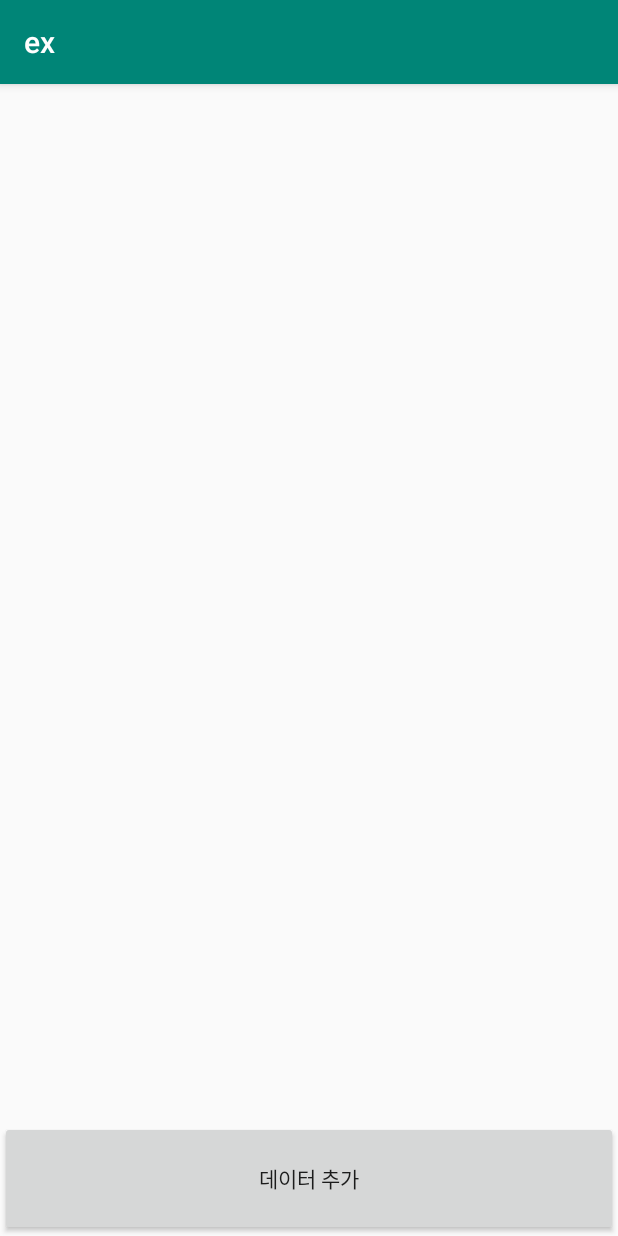
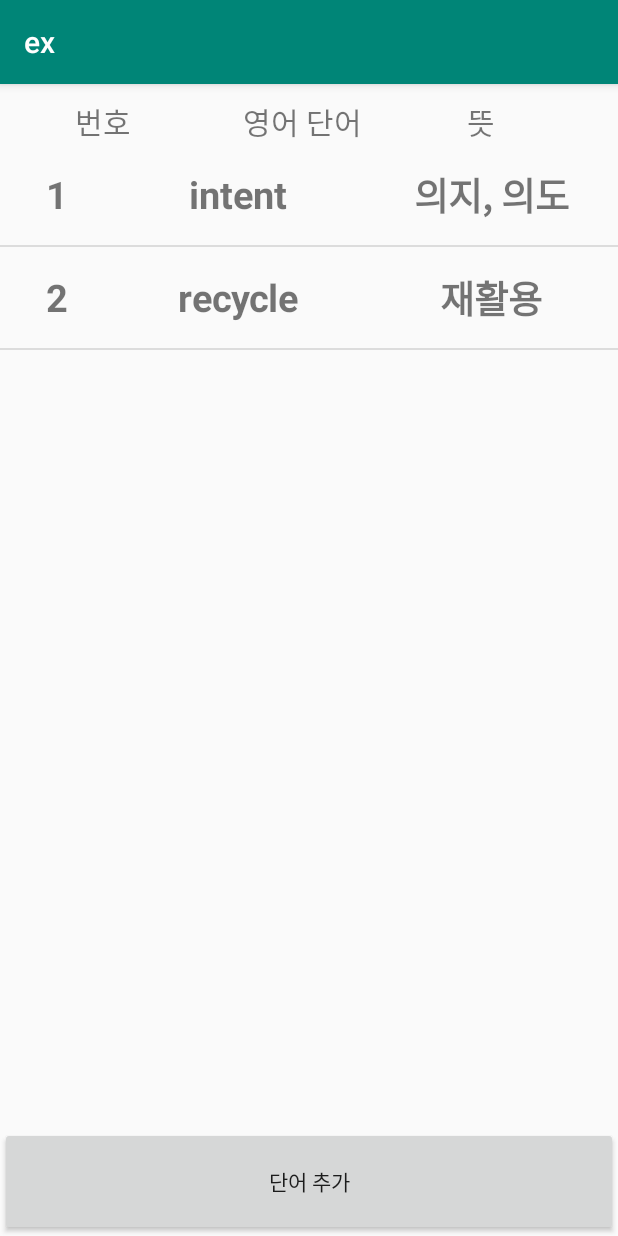
Before and after one commit to jungeun960/ex, an Android app: the RecycleView2Activity screen opened directly, with no data from a screen before it, on a phone screen of 412 x 824 dp. Run offline under Robolectric (Android 15) with nearby library versions, the phone set to English and light mode, and no system bars.

Commit message:
안드로이드 3주차 최종

```diff
--- a/app/src/main/java/com/example/ex/RecycleView2Activity.java
+++ b/app/src/main/java/com/example/ex/RecycleView2Activity.java
@@ -44,6 +44,11 @@ public class RecycleView2Activity extends AppCompatActivity {
         mAdapter = new CustomAdapter(this, mArrayList);
         mRecyclerView.setAdapter(mAdapter);
 
+        Dictionary dict1 = new Dictionary("1","intent","의지, 의도");
+        Dictionary dict2 = new Dictionary("2","recycle","재활용");
+        mArrayList.add(dict1);
+        mArrayList.add(dict2);
+        mAdapter.notifyDataSetChanged();
 
         DividerItemDecoration dividerItemDecoration = new DividerItemDecoration(mRecyclerView.getContext(),
                 mLinearLayoutManager.getOrientation());
--- a/app/src/main/res/layout/activity_main2.xml
+++ b/app/src/main/res/layout/activity_main2.xml
@@ -58,7 +58,7 @@
             android:id="@+id/button7"
             android:layout_width="match_parent"
             android:layout_height="wrap_content"
-            android:text="리사이클러뷰 연습2" />
+            android:text="단어장 만들기" />
     </LinearLayout>
 
 </androidx.constraintlayout.widget.ConstraintLayout>
--- a/app/src/main/res/layout/activity_recycle_view2.xml
+++ b/app/src/main/res/layout/activity_recycle_view2.xml
@@ -13,15 +13,16 @@
         android:id="@+id/recyclerview_main_list"
         android:layout_width="match_parent"
         android:layout_height="0dp"
-        app:layout_constraintVertical_weight="9"
-        app:layout_constraintLeft_toLeftOf="parent"
-        app:layout_constraintRight_toRightOf="parent"
-        app:layout_constraintTop_toTopOf="parent"
-        app:layout_constraintBottom_toTopOf="@id/button_main_insert"
         android:scrollbarFadeDuration="0"
         android:scrollbarSize="5dp"
         android:scrollbarThumbVertical="@android:color/darker_gray"
-        android:scrollbars="vertical"/>
+        android:scrollbars="vertical"
+        app:layout_constraintBottom_toTopOf="@id/button_main_insert"
+        app:layout_constraintHorizontal_bias="0.0"
+        app:layout_constraintLeft_toLeftOf="parent"
+        app:layout_constraintRight_toRightOf="parent"
+        app:layout_constraintTop_toBottomOf="@+id/textView3"
+        app:layout_constraintVertical_weight="9" />
 
     <Button
         android:id="@+id/button_main_insert"
@@ -32,6 +33,17 @@
         app:layout_constraintRight_toRightOf="parent"
         app:layout_constraintBottom_toBottomOf="parent"
         app:layout_constraintTop_toBottomOf="@id/recyclerview_main_list"
-        android:text="데이터 추가"/>
+        android:text="단어 추가"/>
+
+    <TextView
+        android:id="@+id/textView3"
+        android:layout_width="wrap_content"
+        android:layout_height="wrap_content"
+        android:text="번호                영어 단어               뜻       "
+        android:textSize="20dp"
+        app:layout_constraintEnd_toEndOf="parent"
+        android:layout_marginTop="10dp"
+        app:layout_constraintStart_toStartOf="parent"
+        app:layout_constraintTop_toTopOf="parent" />
 
 </androidx.constraintlayout.widget.ConstraintLayout>
```
